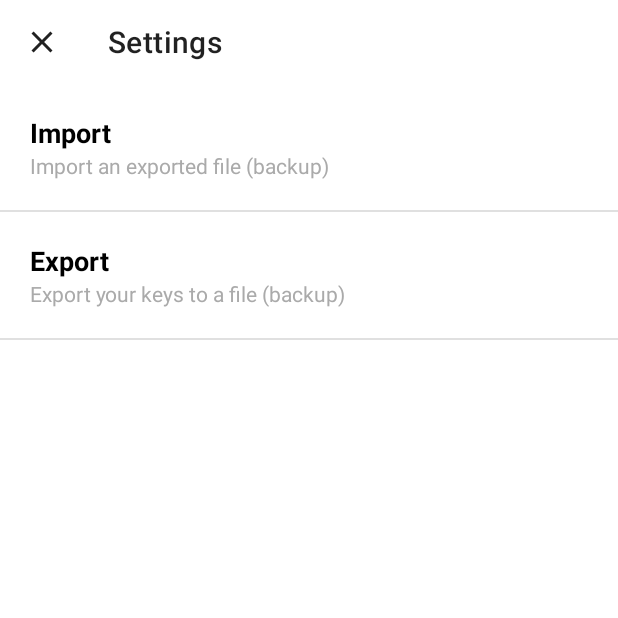
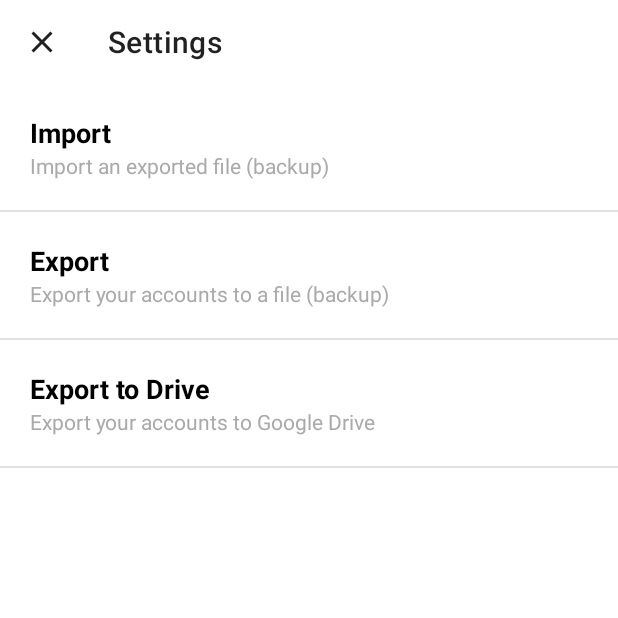
Before and after one commit to TomTruyen/OTP-Authenticator, an Android app: the SettingsActivity screen opened directly, with no data from a screen before it, after a tap on "Export", on a phone screen of 412 x 824 dp, the top half of it. Run offline under Robolectric (Android 15) with nearby library versions, the phone set to English and light mode, and no system bars; libraries missing offline, so code that uses them is left out: com.google.api.client, com.google.api.services, com.google.zxing.integration; 2 statements that could not run were skipped.

Commit message:
Add export to Google Drive

```diff
--- a/Authenticator/androidApp/build.gradle.kts
+++ b/Authenticator/androidApp/build.gradle.kts
@@ -21,6 +21,11 @@ dependencies {
     implementation("com.google.code.gson:gson:2.8.6")
     // Desugaring (required to use LocalDateTime.now())
     coreLibraryDesugaring("com.android.tools:desugar_jdk_libs:1.1.5")
+    // Google drive
+    implementation("com.google.android.gms:play-services-auth:19.0.0")
+    implementation("com.google.api-client:google-api-client-android:1.22.0")
+    implementation("com.google.apis:google-api-services-drive:v3-rev75-1.22.0")
+    implementation("org.jetbrains.kotlinx:kotlinx-coroutines-android:1.3.9")
 }
 
 android {
--- a/Authenticator/androidApp/src/main/AndroidManifest.xml
+++ b/Authenticator/androidApp/src/main/AndroidManifest.xml
@@ -3,13 +3,14 @@
     xmlns:tools="http://schemas.android.com/tools"
     package="com.tomtruyen.soteria.android">
 
+    <uses-permission android:name="android.permission.INTERNET" />
     <uses-permission
         android:name="android.permission.WRITE_EXTERNAL_STORAGE"
         tools:ignore="ScopedStorage" />
 
     <application
         android:allowBackup="false"
-        android:label="Soteria Authenticator"
+        android:label="@string/app_name"
         android:icon="@mipmap/ic_launcher"
         android:roundIcon="@mipmap/ic_launcher_round"
         android:requestLegacyExternalStorage="true"
--- a/Authenticator/androidApp/src/main/java/com/tomtruyen/soteria/android/TokenSetupKeyActivity.kt
+++ b/Authenticator/androidApp/src/main/java/com/tomtruyen/soteria/android/TokenSetupKeyActivity.kt
@@ -24,7 +24,7 @@ class TokenSetupKeyActivity : AppCompatActivity() {
         setContentView(binding.root)
 
         val toolbar: Toolbar = findViewById(R.id.toolbar)
-        toolbar.title = "Add Token"
+        toolbar.title = "Add account"
         setSupportActionBar(toolbar)
 
         labelLayout = findViewById(R.id.inputLabel)
--- a/Authenticator/androidApp/src/main/java/com/tomtruyen/soteria/android/models/settings/SettingsAdapter.kt
+++ b/Authenticator/androidApp/src/main/java/com/tomtruyen/soteria/android/models/settings/SettingsAdapter.kt
@@ -13,10 +13,12 @@ class SettingsAdapter(private val context: Context) : BaseAdapter() {
 
     init {
         val importSetting = Setting("Import", "Import an exported file (backup)")
-        val exportSetting = Setting("Export", "Export your keys to a file (backup)")
+        val exportSetting = Setting("Export", "Export your accounts to a file (backup)")
+        val driveSetting = Setting("Export to Drive", "Export your accounts to Google Drive")
 
         mSettingsList.add(importSetting)
         mSettingsList.add(exportSetting)
+        mSettingsList.add(driveSetting)
     }
 
     override fun getCount(): Int {
--- a/Authenticator/androidApp/src/main/java/com/tomtruyen/soteria/android/models/token/TokenPersistence.kt
+++ b/Authenticator/androidApp/src/main/java/com/tomtruyen/soteria/android/models/token/TokenPersistence.kt
@@ -146,7 +146,8 @@ class TokenPersistence(private val context: Context) :
     fun export(): String? {
         try {
 
-            val file = File(getPath(context), "SoteriaBackup-${System.currentTimeMillis()}")
+            val fileName = "SoteriaBackup-${System.currentTimeMillis()}"
+            val file = File(getPath(context), fileName)
 
             val fw = FileWriter(file)
             val pw = PrintWriter(fw)
@@ -160,7 +161,7 @@ class TokenPersistence(private val context: Context) :
             fw.close()
 
 
-            return "${getPath(context)}/SoteriaBackup-${System.currentTimeMillis()}"
+            return "${getPath(context)}/$fileName"
         } catch (e: Exception) {
             return null
         }
--- a/Authenticator/androidApp/src/main/res/layout/appbar.xml
+++ b/Authenticator/androidApp/src/main/res/layout/appbar.xml
@@ -6,6 +6,6 @@
     android:layout_width="match_parent"
     android:layout_height="wrap_content"
     android:background="@color/design_default_color_on_primary"
-    app:title="Soteria Authenticator"
+    app:title="@string/app_name"
     android:minHeight="?attr/actionBarSize"
     android:theme="?attr/actionBarTheme" />
--- a/Authenticator/androidApp/src/main/res/values/strings.xml
+++ b/Authenticator/androidApp/src/main/res/values/strings.xml
@@ -1,5 +1,6 @@
 <?xml version="1.0" encoding="utf-8"?>
 <resources>
+    <string name="app_name">Soteria Authenticator</string>
     <string name="add_token">Add Token</string>
     <string name="no_codes">No codes available</string>
     <string name="label_input">Label</string>
```
Also changed, not shown: Authenticator/androidApp/src/main/java/com/tomtruyen/soteria/android/SettingsActivity.kt (+63 -2 lines), Authenticator/androidApp/src/main/java/com/tomtruyen/soteria/android/services/DriveService.kt (added, +72 -0 lines).
